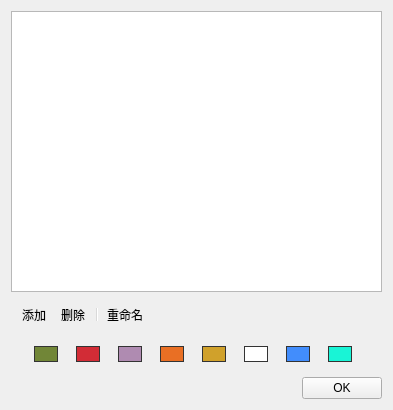
Above: src/forms/chapter-hotkeys.ui from UCHIHAHA103/obs-named-chapter-hotkeys2 before the change. Below: the same form after it.
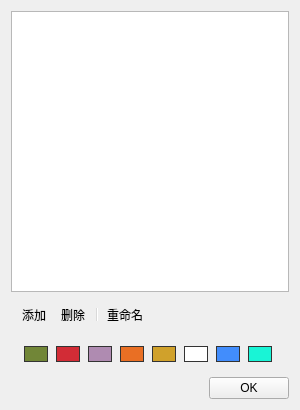
That is the form after the change. Icons and pictures are not drawn.

Commit message: Adjust window dimensions: reduce main window min width to 300, set comment dialog default height to min height (190)

```diff
--- a/src/forms/chapter-hotkeys.ui
+++ b/src/forms/chapter-hotkeys.ui
@@ -6,7 +6,7 @@
    <rect>
     <x>0</x>
     <y>0</y>
-    <width>393</width>
+    <width>300</width>
     <height>410</height>
    </rect>
   </property>
```
The commit also changes 1 other file.
